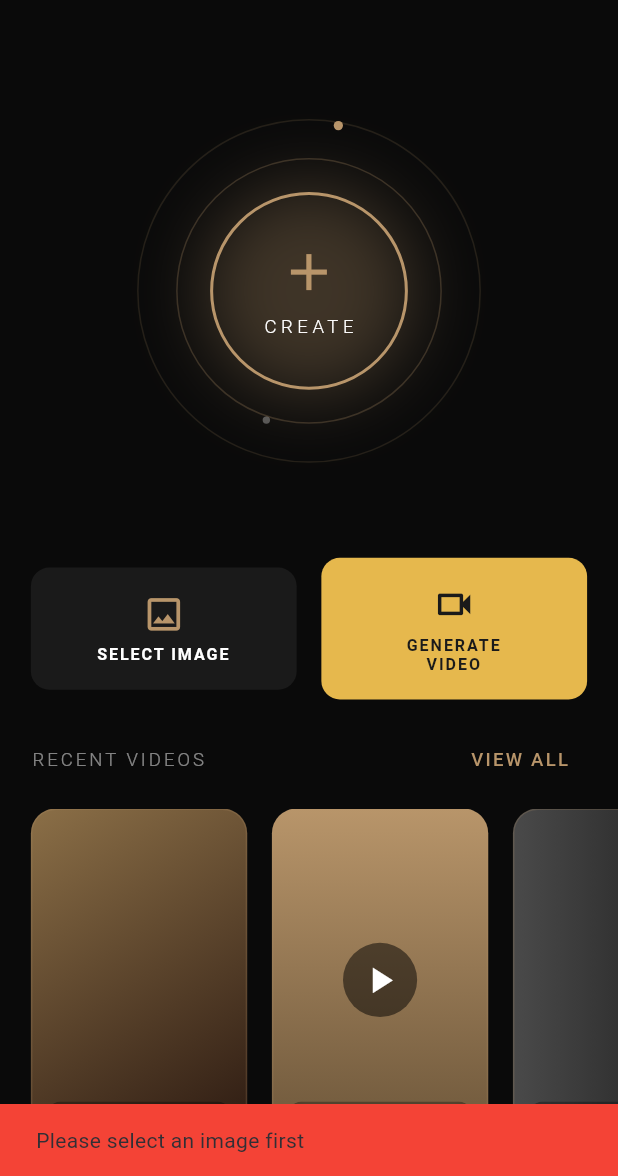
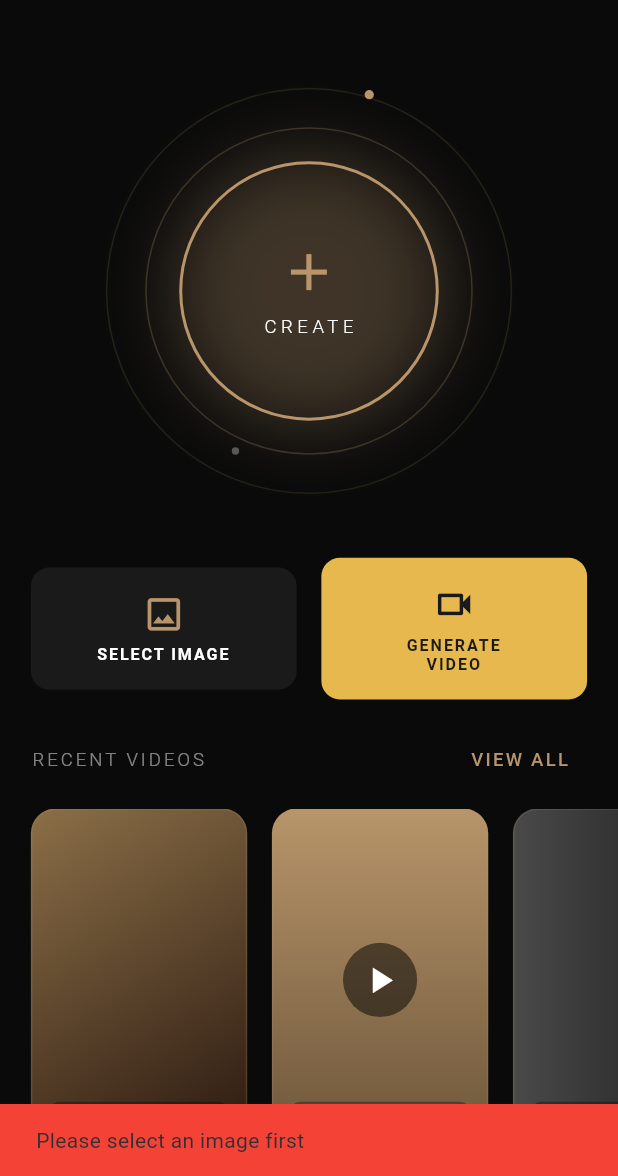
Before and after one commit to arahimli/fisherman-video-concept-app, a Flutter app: the screen it shows after launch, after a tap on an icon or button, on a phone screen of 412 x 824 dp, the part 60-1236 px from its top. Run offline on Flutter 3.47's test engine with Material 3 defaults, Android fonts, the phone set to English and light mode, and no system bars; our stand-ins replace chewie, flutter_bloc, image_picker, share_plus, video_player; missing offline and left inert: ffmpeg_kit_flutter_new, saver_gallery; Roboto replaces fonts that are missing (Georgia).

Commit message:
Lock portrait, resize home buttons, update imports
Enforce portrait orientation at startup by calling WidgetsFlutterBinding.ensureInitialized() and SystemChrome.setPreferredOrientations in main.dart. Update import path for the video page (moved to lib/presentation/pages/video_page.dart). Increase the sizes of circular UI elements on the home page to improve visibility/tap targets (width/height scale changes: 0.55→0.65, 0.43→0.53, 0.32→0.42).

```diff
--- a/lib/main.dart
+++ b/lib/main.dart
@@ -1,11 +1,17 @@
 import 'package:flutter/material.dart';
+import 'package:flutter/services.dart';
 import 'package:flutter_bloc/flutter_bloc.dart';
 
 import 'l10n/app_localizations.dart';
 import 'presentation/managers/video_bloc/bloc.dart';
 import 'presentation/pages/home_page.dart';
 
-void main() {
+void main() async{
+  WidgetsFlutterBinding.ensureInitialized();
+
+  await SystemChrome.setPreferredOrientations([
+    DeviceOrientation.portraitUp,
+  ]);
   runApp(const MyApp());
 }
 
--- a/lib/presentation/pages/home_page.dart
+++ b/lib/presentation/pages/home_page.dart
@@ -1,7 +1,7 @@
 // lib/new_home_page.dart
 import 'dart:io';
 import 'dart:ui';
-import 'package:fisherman_video/video_page.dart';
+import 'package:fisherman_video/presentation/pages/video_page.dart';
 import 'package:flutter/material.dart';
 import 'package:flutter_bloc/flutter_bloc.dart';
 
@@ -317,8 +317,8 @@ class _NewHomePageState extends State<NewHomePage>
                     return Transform.scale(
                       scale: _pulseAnimation.value,
                       child: Container(
-                        width: screenWidth * 0.55,
-                        height: screenWidth * 0.55,
+                        width: screenWidth * 0.65,
+                        height: screenWidth * 0.65,
                         decoration: BoxDecoration(
                           shape: BoxShape.circle,
                           border: Border.all(
@@ -331,8 +331,8 @@ class _NewHomePageState extends State<NewHomePage>
                   },
                 ),
                 Container(
-                  width: screenWidth * 0.43,
-                  height: screenWidth * 0.43,
+                  width: screenWidth * 0.53,
+                  height: screenWidth * 0.53,
                   decoration: BoxDecoration(
                     shape: BoxShape.circle,
                     border: Border.all(
@@ -344,8 +344,8 @@ class _NewHomePageState extends State<NewHomePage>
                 GestureDetector(
                   onTap: () => context.read<VideoBloc>().add(PickImageEvent()),
                   child: Container(
-                    width: screenWidth * 0.32,
-                    height: screenWidth * 0.32,
+                    width: screenWidth * 0.42,
+                    height: screenWidth * 0.42,
                     decoration: BoxDecoration(
                       shape: BoxShape.circle,
                       border: Border.all(
--- a/lib/video_page.dart
+++ b/lib/presentation/pages/video_page.dart
@@ -8,7 +8,7 @@ import 'package:saver_gallery/saver_gallery.dart';
 class VideoPreviewScreen extends StatefulWidget {
   final String videoPath;
 
-  const VideoPreviewScreen({Key? key, required this.videoPath}) : super(key: key);
+  const VideoPreviewScreen({super.key, required this.videoPath});
 
   @override
   State<VideoPreviewScreen> createState() => _VideoPreviewScreenState();
```
